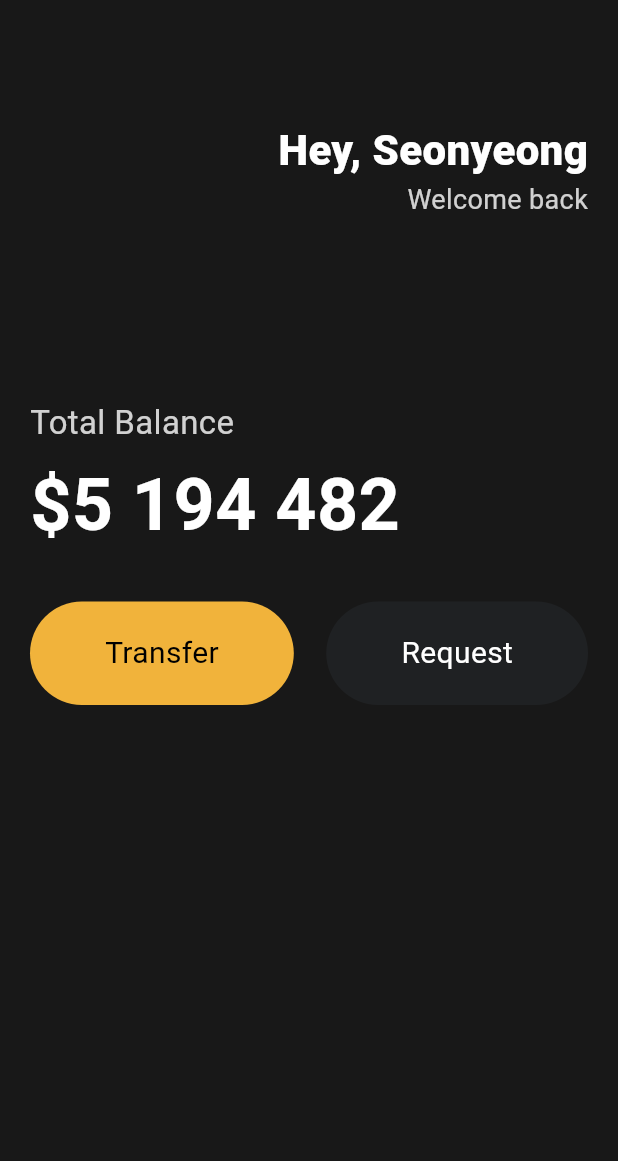
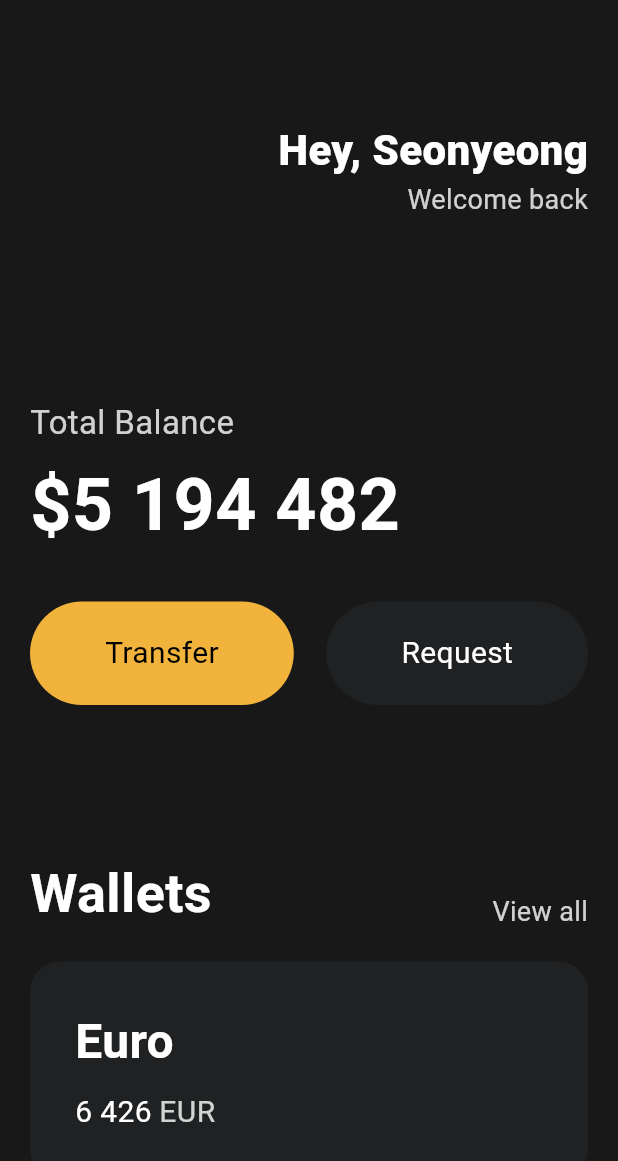
Before and after one commit to moonseonyeong/nomad-flutter, a Flutter app: the screen it shows after launch, on a phone screen of 412 x 824 dp. Shown: the top 1161 px of the screen. Run offline on Flutter 3.47's test engine with Material 3 defaults, Android fonts, the phone set to English and light mode, and no system bars.

Commit message:
Card 한개 레이아웃 만들기

```diff
--- a/lib/main.dart
+++ b/lib/main.dart
@@ -85,6 +85,75 @@ class App extends StatelessWidget {
                       textColor: Colors.white),
                 ],
               ),
+              const SizedBox(
+                height: 100,
+              ),
+              Row(
+                mainAxisAlignment: MainAxisAlignment.spaceBetween,
+                crossAxisAlignment: CrossAxisAlignment.end,
+                children: [
+                  const Text(
+                    "Wallets",
+                    style: TextStyle(
+                      color: Colors.white,
+                      fontSize: 36,
+                      fontWeight: FontWeight.w600,
+                    ),
+                  ),
+                  Text("View all",
+                      style: TextStyle(
+                        color: Colors.white.withOpacity(0.8),
+                        fontSize: 18,
+                      )),
+                ],
+              ),
+              const SizedBox(
+                height: 20,
+              ),
+              Container(
+                decoration: BoxDecoration(
+                  color: const Color(0xFF1F2123),
+                  borderRadius: BorderRadius.circular(20),
+                ),
+                child: Padding(
+                  padding: const EdgeInsets.all(30),
+                  child: Row(
+                    children: [
+                      Column(
+                        crossAxisAlignment: CrossAxisAlignment.start,
+                        children: [
+                          const Text('Euro',
+                              style: TextStyle(
+                                color: Colors.white,
+                                fontSize: 32,
+                                fontWeight: FontWeight.w600,
+                              )),
+                          const SizedBox(
+                            height: 10,
+                          ),
+                          Row(
+                            children: [
+                              const Text("6 426",
+                                  style: TextStyle(
+                                    color: Colors.white,
+                                    fontSize: 20,
+                                  )),
+                              const SizedBox(
+                                width: 5,
+                              ),
+                              Text("EUR",
+                                  style: TextStyle(
+                                    color: Colors.white.withOpacity(0.8),
+                                    fontSize: 20,
+                                  )),
+                            ],
+                          ),
+                        ],
+                      ),
+                    ],
+                  ),
+                ),
+              ),
             ],
           ),
         ),
@@ -92,30 +161,3 @@ class App extends StatelessWidget {
     );
   }
 }
-
-class MyButton extends StatelessWidget {
-  const MyButton({
-    super.key,
-  });
-
-  @override
-  Widget build(BuildContext context) {
-    return Container(
-      decoration: BoxDecoration(
-        color: Colors.amber,
-        borderRadius: BorderRadius.circular(45),
-      ),
-      child: const Padding(
-          padding: EdgeInsets.symmetric(
-            vertical: 20,
-            horizontal: 50,
-          ),
-          child: Text(
-            'Transfer',
-            style: TextStyle(
-              fontSize: 20,
-            ),
-          )),
-    );
-  }
-}
```
